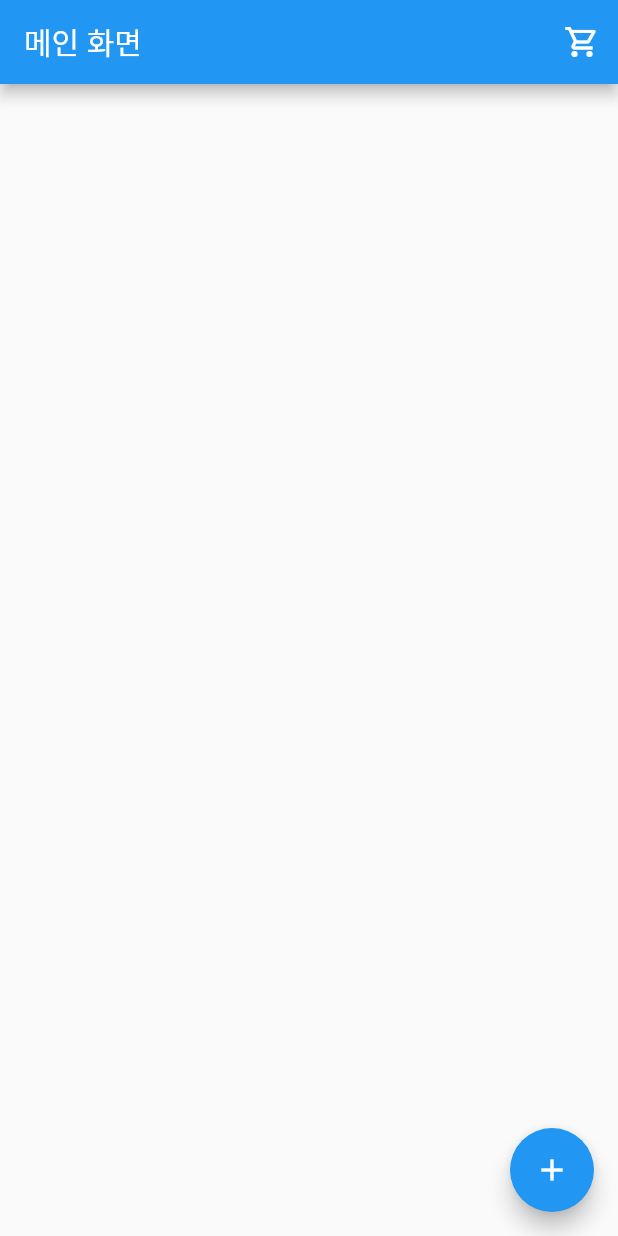
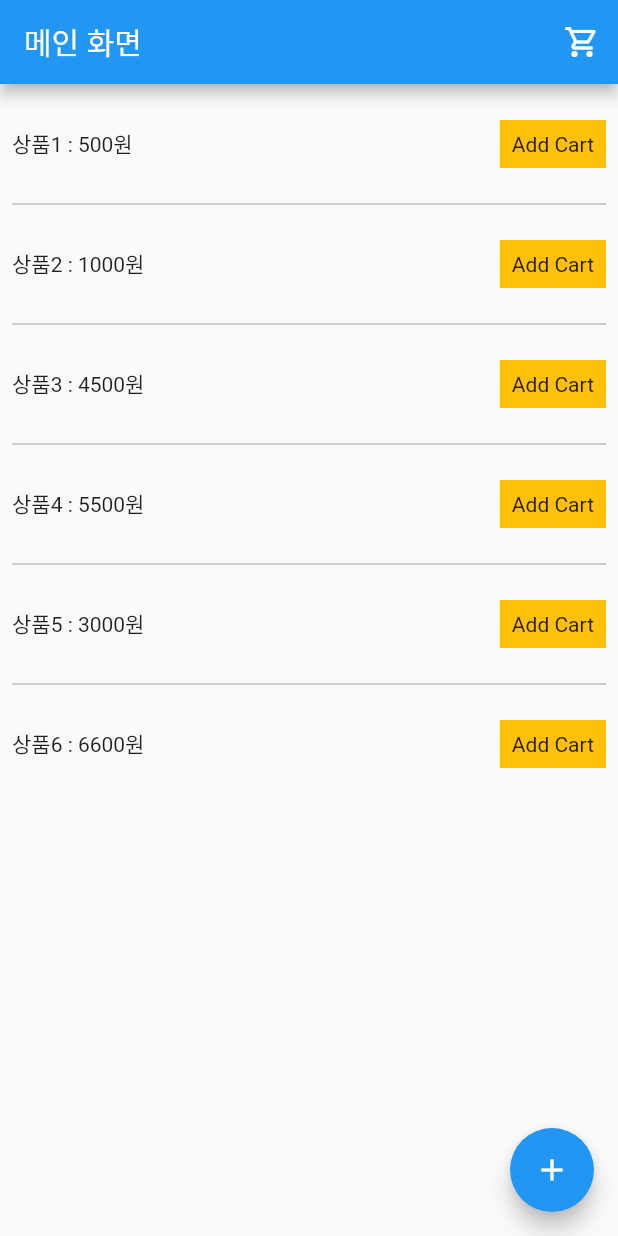
Before and after one commit to njw9108/two_cart_example, a Flutter app: the screen it shows after launch, on a phone screen of 412 x 824 dp. Run offline on Flutter 3.47's test engine with Material 2 defaults, Android fonts, the phone set to English and light mode, and no system bars; our stand-ins replace bloc, equatable, flutter_bloc.

Commit message:
product 화면 UI 구성

```diff
--- a/lib/data/data_source/product_data_source/memory/product_data_source_memory.dart
+++ b/lib/data/data_source/product_data_source/memory/product_data_source_memory.dart
@@ -57,8 +57,8 @@ List<ProductItem> sampleItems = [
     type: ProductType.fresh,
   ),
   ProductItem(
-    name: '상품1',
-    price: 500,
+    name: '상품6',
+    price: 6600,
     type: ProductType.normal,
   ),
 ];
--- a/lib/data/repository/product_repository_impl.dart
+++ b/lib/data/repository/product_repository_impl.dart
@@ -12,7 +12,7 @@ class ProductRepositoryImpl extends ProductRepository {
   });
   @override
   Future<Result> getProductItmes() async {
-    return await getProductItmes();
+    return await productDataSource.getProductItmes();
   }
 
   @override
--- /dev/null
+++ b/lib/di/dependancy.dart
@@ -0,0 +1,8 @@
+import 'package:two_cart_example/data/data_source/product_data_source/memory/product_data_source_memory.dart';
+import 'package:two_cart_example/data/repository/product_repository_impl.dart';
+
+final productDataSourceMemory = ProductDataSourceMemory();
+
+final productRepository = ProductRepositoryImpl(
+  productDataSource: productDataSourceMemory,
+);
--- a/lib/presentation/ home/home_cubit/home_cubit.dart
+++ b/lib/presentation/ home/home_cubit/home_cubit.dart
@@ -19,7 +19,6 @@ class HomeCubit extends Cubit<HomeState> {
     emit(
       HomeDataLoading(),
     );
-
     final result = await productRepository.getProductItmes();
 
     if (result is ResultSucess) {
--- a/lib/presentation/ home/home_screen.dart
+++ b/lib/presentation/ home/home_screen.dart
@@ -1,4 +1,9 @@
 import 'package:flutter/material.dart';
+import 'package:flutter_bloc/flutter_bloc.dart';
+
+import '../../di/dependancy.dart';
+import '../../domain/model/product_item.dart';
+import 'home_cubit/home_cubit.dart';
 
 class HomeScreen extends StatelessWidget {
   const HomeScreen({super.key});
@@ -15,8 +20,13 @@ class HomeScreen extends StatelessWidget {
           ),
         ],
       ),
-      body: Column(
-        children: const [],
+      body: BlocProvider(
+        create: (context) {
+          return HomeCubit(
+            productRepository: productRepository,
+          );
+        },
+        child: const _HomeBodyWidget(),
       ),
       floatingActionButton: FloatingActionButton(
         onPressed: () {},
@@ -25,3 +35,81 @@ class HomeScreen extends StatelessWidget {
     );
   }
 }
+
+class _HomeBodyWidget extends StatefulWidget {
+  const _HomeBodyWidget();
+
+  @override
+  State<_HomeBodyWidget> createState() => _HomeBodyWidgetState();
+}
+
+class _HomeBodyWidgetState extends State<_HomeBodyWidget> {
+  @override
+  void initState() {
+    context.read<HomeCubit>().getProductItems();
+    super.initState();
+  }
+
+  @override
+  Widget build(BuildContext context) {
+    return Padding(
+      padding: const EdgeInsets.all(8.0),
+      child: BlocBuilder<HomeCubit, HomeState>(
+        builder: (context, state) {
+          if (state is HomeDataLoading) {
+            return const Center(
+              child: CircularProgressIndicator(),
+            );
+          } else if (state is HomeError) {
+            return Column(
+              crossAxisAlignment: CrossAxisAlignment.center,
+              mainAxisAlignment: MainAxisAlignment.center,
+              children: [
+                const Text('에러가 발생했습니다.'),
+                Text(state.message),
+              ],
+            );
+          } else if (state is HomeData) {
+            return ListView.separated(
+              itemBuilder: (_, index) => ProductItemCardWidget(
+                item: state.products[index],
+              ),
+              itemCount: state.products.length,
+              separatorBuilder: (_, index) => const Divider(
+                color: Colors.grey,
+              ),
+            );
+          } else {
+            return Container();
+          }
+        },
+      ),
+    );
+  }
+}
+
+class ProductItemCardWidget extends StatelessWidget {
+  final ProductItem item;
+  const ProductItemCardWidget({
+    super.key,
+    required this.item,
+  });
+
+  @override
+  Widget build(BuildContext context) {
+    return Padding(
+      padding: const EdgeInsets.symmetric(vertical: 16.0),
+      child: Row(
+        mainAxisAlignment: MainAxisAlignment.spaceBetween,
+        children: [
+          Text('${item.name} : ${item.price}원'),
+          Container(
+            padding: const EdgeInsets.all(8),
+            color: Colors.amber,
+            child: const Text('Add Cart'),
+          ),
+        ],
+      ),
+    );
+  }
+}
--- a/pubspec.yaml
+++ b/pubspec.yaml
@@ -2,7 +2,7 @@ name: two_cart_example
 description: A new Flutter project.
 # The following line prevents the package from being accidentally published to
 # pub.dev using `flutter pub publish`. This is preferred for private packages.
-publish_to: 'none' # Remove this line if you wish to publish to pub.dev
+publish_to: "none" # Remove this line if you wish to publish to pub.dev
 
 # The following defines the version and build number for your application.
 # A version number is three numbers separated by dots, like 1.2.43
@@ -19,7 +19,7 @@ publish_to: 'none' # Remove this line if you wish to publish to pub.dev
 version: 1.0.0+1
 
 environment:
-  sdk: '>=2.19.2 <3.0.0'
+  sdk: ">=2.19.2 <3.0.0"
 
 # Dependencies specify other packages that your package needs in order to work.
 # To automatically upgrade your package dependencies to the latest versions
@@ -30,7 +30,6 @@ environment:
 dependencies:
   flutter:
     sdk: flutter
-
 
   # The following adds the Cupertino Icons font to your application.
   # Use with the CupertinoIcons class for iOS style icons.
@@ -55,7 +54,6 @@ dev_dependencies:
 
 # The following section is specific to Flutter packages.
 flutter:
-
   # The following line ensures that the Material Icons font is
   # included with your application, so that you can use the icons in
   # the material Icons class.
```
